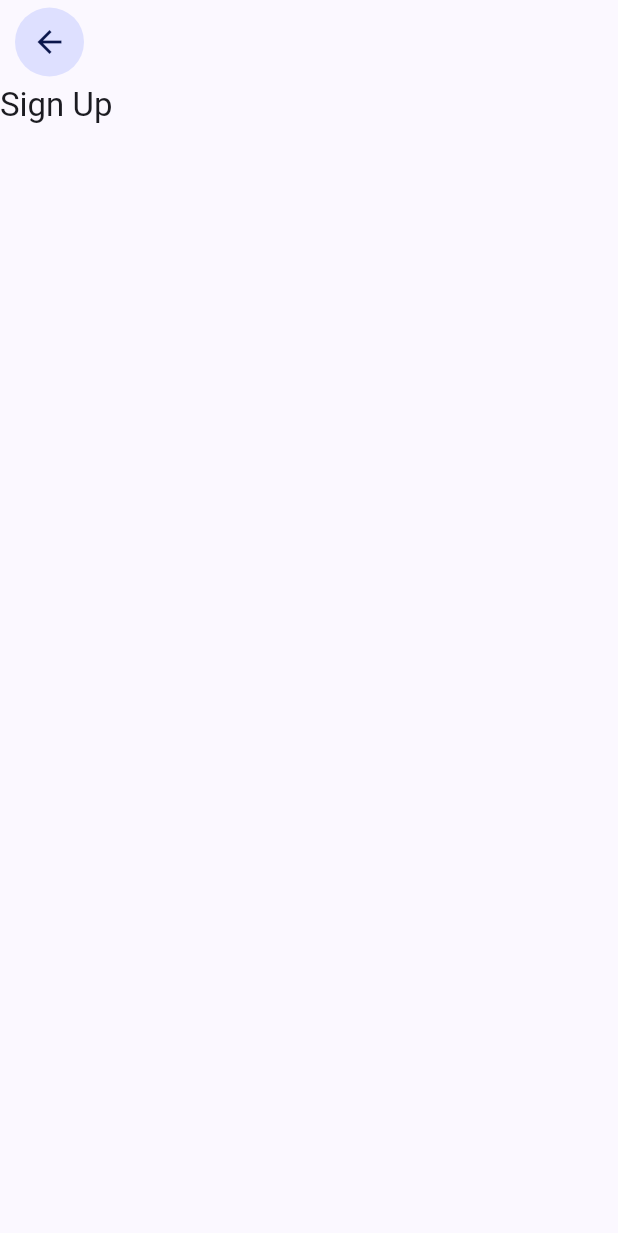
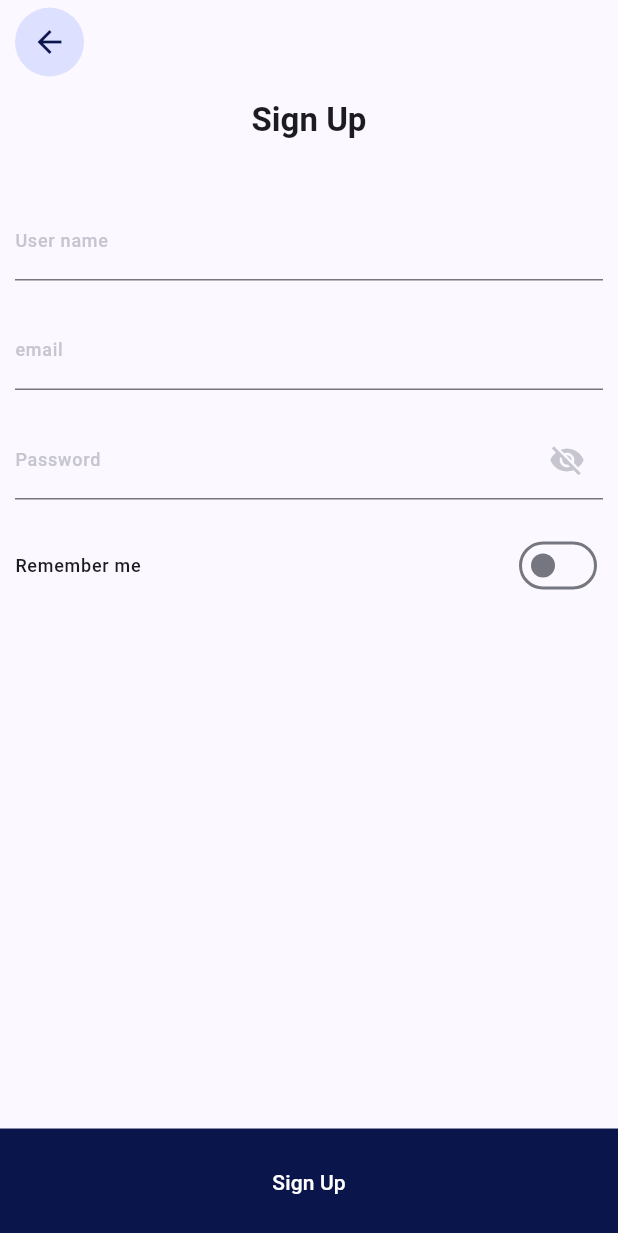
Before and after one commit to Milon3658/Ecommerce-Bloc, a Flutter app: the SignupScreen screen opened by its route, on a phone screen of 412 x 824 dp. Shown: the top 1233 px of the screen. Run offline on Flutter 3.47's test engine with Material 3 defaults, Android fonts, the phone set to English and light mode, and no system bars; our stand-ins replace bloc, flutter_bloc, flutter_screenutil, flutter_svg, gap, go_router and 1 more.

Commit message:
add RememberSwitchCubit and implement it in SignupScreen; create DefaultBackButton and FullWidthButton widgets

```diff
--- /dev/null
+++ b/lib/src/blocs/authentication/remember_switch_cubit.dart
@@ -0,0 +1,12 @@
+import 'package:bloc/bloc.dart';
+import 'package:meta/meta.dart';
+
+part 'remember_switch_state.dart';
+
+class RememberSwitchCubit extends Cubit<RememberSwitchState> {
+  RememberSwitchCubit() : super(RememberSwitchInitial());
+
+  void toggleSwitch(bool value) {
+    emit(RememberSwitchChanged(value));
+  }
+}
--- /dev/null
+++ b/lib/src/blocs/authentication/remember_switch_state.dart
@@ -0,0 +1,12 @@
+part of 'remember_switch_cubit.dart';
+
+@immutable
+sealed class RememberSwitchState {}
+
+final class RememberSwitchInitial extends RememberSwitchState {}
+
+final class RememberSwitchChanged extends RememberSwitchState {
+  final bool value;
+
+  RememberSwitchChanged(this.value);
+}
--- a/lib/src/blocs/blocs.dart
+++ b/lib/src/blocs/blocs.dart
@@ -1,3 +1,6 @@
+export 'wrappers/wrapper_qubit.dart';
 export 'authentication/login_bloc.dart';
 export 'authentication/signup_bloc.dart';
+export 'authentication/remember_switch_cubit.dart';
 export 'splash/splash_cubit.dart';
+export 'bloc_ecommerce_observer.dart';
--- a/lib/src/presentation/screens/signup_screen.dart
+++ b/lib/src/presentation/screens/signup_screen.dart
@@ -1,5 +1,10 @@
+import 'package:bloc_ecommerce/src/blocs/authentication/remember_switch_cubit.dart';
 import 'package:bloc_ecommerce/src/presentation/widgets/widgets.dart';
+import 'package:bloc_ecommerce/src/routes/route_pages.dart';
 import 'package:flutter/material.dart';
+import 'package:flutter_bloc/flutter_bloc.dart';
+import 'package:gap/gap.dart';
+import 'package:go_router/go_router.dart';
 
 class SignupScreen extends StatelessWidget {
   const SignupScreen({super.key});
@@ -11,19 +16,94 @@ class SignupScreen extends StatelessWidget {
           leading: const DefaultBackButton(),
         ),
         body: SingleChildScrollView(
+          child: Padding(
+            padding: const EdgeInsets.symmetric(horizontal: 10, vertical: 10),
             child: Column(
               crossAxisAlignment: CrossAxisAlignment.center,
               children: [
+                Align(
+                  alignment: Alignment.center,
+                  child: Text(
+                    'Sign Up',
+                    style: Theme.of(context).textTheme.titleLarge?.copyWith(
+                        color: Theme.of(context).colorScheme.onSurface,
+                        fontWeight: FontWeight.bold),
+                  ),
+                ),
+                const Gap(40),
+                TextFormField(
+                  decoration: InputDecoration(
+                      labelText: 'User name',
+                      labelStyle: Theme.of(context)
+                          .textTheme
+                          .labelMedium
+                          ?.copyWith(
+                              color: Theme.of(context)
+                                  .colorScheme
+                                  .outlineVariant)),
+                ),
+                const Gap(20),
+                TextFormField(
+                  keyboardType: TextInputType.emailAddress,
+                  decoration: InputDecoration(
+                      labelText: 'email',
+                      labelStyle: Theme.of(context)
+                          .textTheme
+                          .labelMedium
+                          ?.copyWith(
+                              color: Theme.of(context)
+                                  .colorScheme
+                                  .outlineVariant)),
+                ),
+                const Gap(20),
+                TextFormField(
+                  obscureText: true,
+                  keyboardType: TextInputType.visiblePassword,
+                  decoration: InputDecoration(
+                    labelText: 'Password',
+                    labelStyle: Theme.of(context)
+                        .textTheme
+                        .labelMedium
+                        ?.copyWith(
+                            color:
+                                Theme.of(context).colorScheme.outlineVariant),
+                    suffixIcon: IconButton(
+                      onPressed: () {},
+                      icon: const Icon(Icons.visibility_off),
+                      color: Theme.of(context).colorScheme.outlineVariant,
+                    ),
+                  ),
+                ),
+                const Gap(20),
+                Row(
+                  mainAxisAlignment: MainAxisAlignment.spaceBetween,
+                  children: [
                     Text(
-              'Sign Up',
-              style: Theme.of(context)
-                  .textTheme
-                  .titleLarge
-                  ?.copyWith(color: Theme.of(context).colorScheme.onSurface),
+                      'Remember me',
+                      style: Theme.of(context).textTheme.labelMedium,
+                    ),
+                    BlocBuilder<RememberSwitchCubit, RememberSwitchState>(
+                      builder: (context, state) {
+                        return Switch(
+                            value: state is RememberSwitchChanged
+                                ? state.value
+                                : false,
+                            onChanged: (value) {
+                              context
+                                  .read<RememberSwitchCubit>()
+                                  .toggleSwitch(value);
+                            });
+                      },
+                    )
+                  ],
                 )
               ],
             ),
           ),
-    );
+        ),
+        bottomNavigationBar: FullWidthButton(
+          text: 'Sign Up',
+          onPressed: () => context.pushNamed(Routes.HOME),
+        ));
   }
 }
--- /dev/null
+++ b/lib/src/presentation/widgets/DefaultBackButton.dart
@@ -0,0 +1,23 @@
+import 'package:flutter/material.dart';
+
+class DefaultBackButton extends StatelessWidget {
+  const DefaultBackButton({super.key});
+
+  @override
+  Widget build(BuildContext context) {
+    return InkWell(
+      onTap: () {
+        Navigator.of(context).pop();
+      },
+      child: const Padding(
+        padding: EdgeInsets.only(left: 10),
+        child: CircleAvatar(
+          radius: 10,
+          child: Center(
+            child: Icon(Icons.arrow_back),
+          ),
+        ),
+      ),
+    );
+  }
+}
--- /dev/null
+++ b/lib/src/presentation/widgets/FullWidthButton.dart
@@ -0,0 +1,36 @@
+import 'package:flutter/material.dart';
+import 'package:flutter_screenutil/flutter_screenutil.dart';
+
+class FullWidthButton extends StatelessWidget {
+  final void Function()? onPressed;
+  final String text;
+  final Color? backgroundColor;
+  final Color? textColor;
+
+  const FullWidthButton({
+    super.key,
+    required this.text,
+    this.onPressed,
+    this.backgroundColor,
+    this.textColor,
+  });
+
+  @override
+  Widget build(BuildContext context) {
+    return InkWell(
+      onTap: onPressed,
+      child: Container(
+        height: 60.h,
+        width: double.infinity,
+        color:
+            backgroundColor ?? Theme.of(context).colorScheme.onPrimaryContainer,
+        child: Center(
+            child: Text(
+          text,
+          style: Theme.of(context).textTheme.labelLarge?.copyWith(
+              color: textColor ?? Theme.of(context).colorScheme.onSecondary),
+        )),
+      ),
+    );
+  }
+}
```
Also changed, not shown: lib/app.dart (+8 -3 lines), lib/src/presentation/screens/welcome_screen.dart (+4 -3 lines), lib/src/presentation/widgets/widgets.dart (+2 -60 lines). Lines whose indentation alone changed are shown as unchanged.
